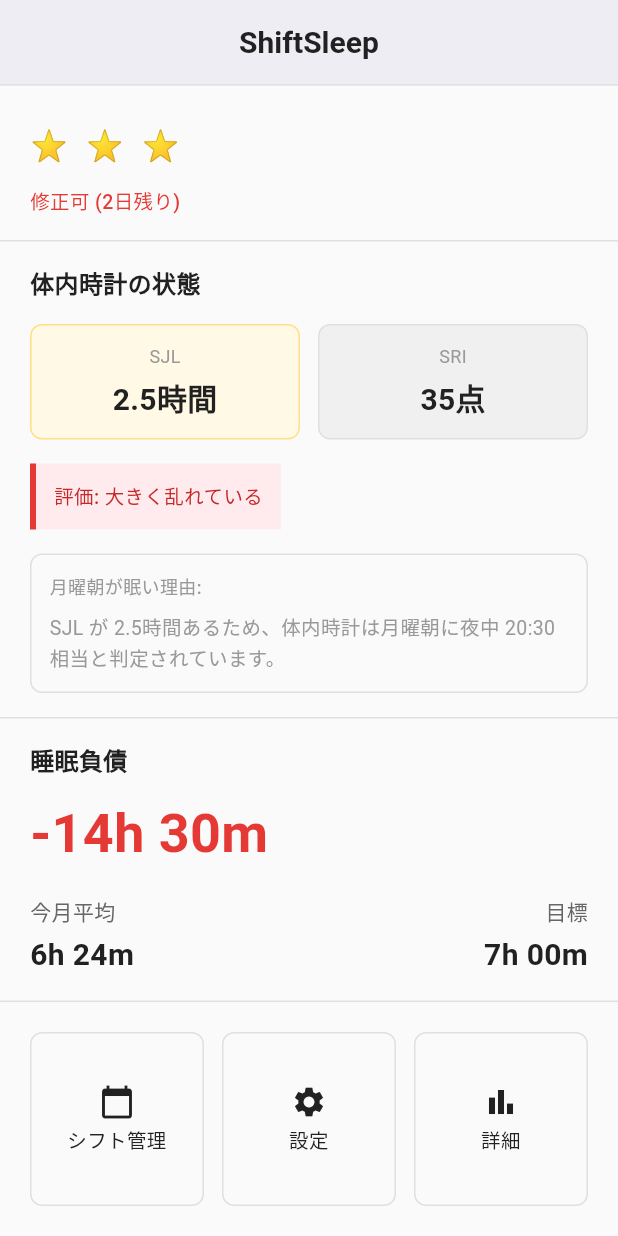
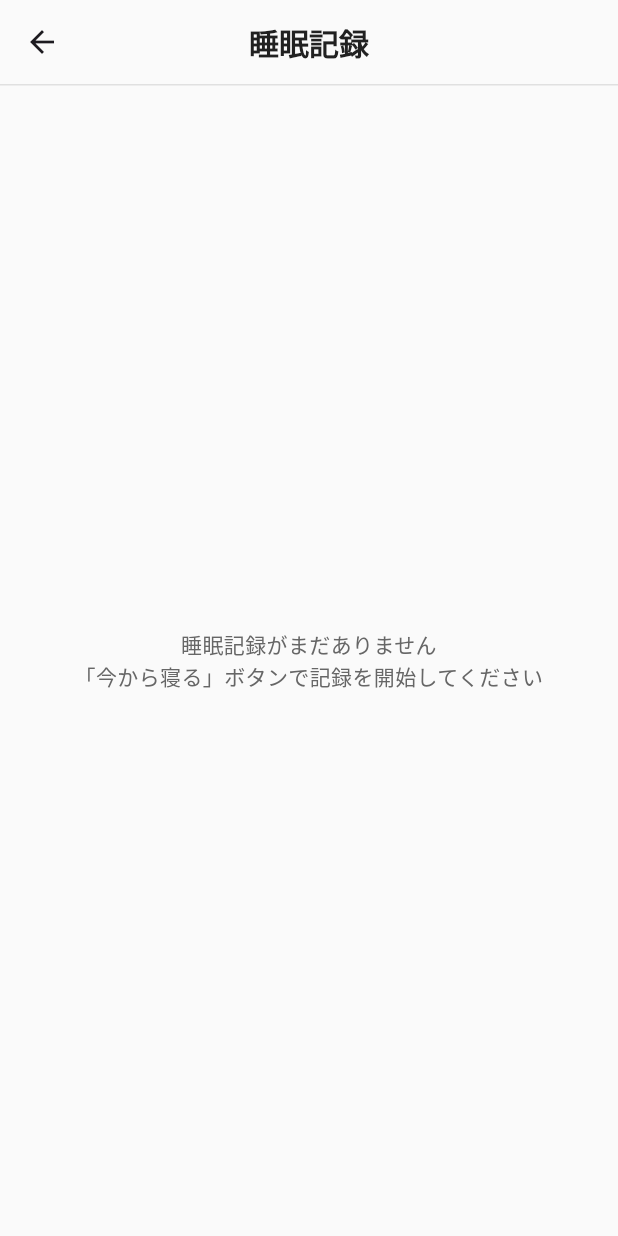
Before and after one commit to sakizogo/shiftsleep, a Flutter app: the screen it shows after launch, scrolled down 347 dp, after a tap on "詳細", on a phone screen of 412 x 824 dp. Run offline on Flutter 3.47's test engine with Material 3 defaults, Android fonts, the phone set to English and light mode, and no system bars; our stand-ins replace sqflite; accounts and stored records are empty.

Commit message:
feat: Implement DB schema with sqflite + sleep record CRUD + debug records screen

```diff
--- /dev/null
+++ b/lib/database/database_helper.dart
@@ -0,0 +1,92 @@
+import 'package:sqflite/sqflite.dart';
+import 'package:path/path.dart';
+
+class DatabaseHelper {
+  static final DatabaseHelper _instance = DatabaseHelper._internal();
+
+  factory DatabaseHelper() {
+    return _instance;
+  }
+
+  DatabaseHelper._internal();
+
+  static Database? _database;
+
+  Future<Database> get database async {
+    if (_database != null) return _database!;
+    _database = await _initializeDatabase();
+    return _database!;
+  }
+
+  Future<Database> _initializeDatabase() async {
+    final String path = join(
+      await getDatabasesPath(),
+      'shiftsleep.db',
+    );
+
+    return await openDatabase(
+      path,
+      version: 1,
+      onCreate: _createTables,
+    );
+  }
+
+  Future<void> _createTables(Database db, int version) async {
+    // sleep_records テーブル
+    await db.execute('''
+      CREATE TABLE sleep_records (
+        id TEXT PRIMARY KEY,
+        user_id TEXT NOT NULL,
+        sleep_date TEXT NOT NULL,
+        sleep_start_time TEXT NOT NULL,
+        sleep_start_auto INTEGER NOT NULL,
+        sleep_end_time TEXT NOT NULL,
+        sleep_end_auto INTEGER NOT NULL,
+        wake_up_type TEXT NOT NULL,
+        duration_minutes INTEGER NOT NULL,
+        modified_count INTEGER NOT NULL DEFAULT 0,
+        last_modified_at TEXT NOT NULL,
+        can_edit_until TEXT NOT NULL,
+        created_at TEXT NOT NULL,
+        updated_at TEXT NOT NULL
+      )
+    ''');
+
+    // shifts テーブル（後で実装）
+    await db.execute('''
+      CREATE TABLE shifts (
+        id TEXT PRIMARY KEY,
+        user_id TEXT NOT NULL,
+        shift_date TEXT NOT NULL,
+        shift_type TEXT NOT NULL,
+        start_time TEXT NOT NULL,
+        end_time TEXT NOT NULL,
+        notes TEXT,
+        created_at TEXT NOT NULL,
+        updated_at TEXT NOT NULL
+      )
+    ''');
+
+    // app_settings テーブル（後で実装）
+    await db.execute('''
+      CREATE TABLE app_settings (
+        user_id TEXT PRIMARY KEY,
+        name TEXT,
+        age INTEGER,
+        gender TEXT,
+        shift_pattern TEXT,
+        language TEXT DEFAULT 'ja',
+        created_at TEXT NOT NULL,
+        updated_at TEXT NOT NULL
+      )
+    ''');
+  }
+
+  // Close database
+  Future<void> closeDatabase() async {
+    if (_database != null) {
+      await _database!.close();
+      _database = null;
+    }
+  }
+}
--- /dev/null
+++ b/lib/models/sleep_record.dart
@@ -0,0 +1,108 @@
+class SleepRecord {
+  final String id;
+  final String userId;
+  final DateTime sleepDate;
+  final DateTime sleepStartTime;
+  final bool sleepStartAuto;
+  final DateTime sleepEndTime;
+  final bool sleepEndAuto;
+  final String wakeUpType; // 'alarm_dismiss', 'early_wake_up', 'manual'
+  final int durationMinutes;
+  final int modifiedCount;
+  final DateTime lastModifiedAt;
+  final DateTime canEditUntil;
+  final DateTime createdAt;
+  final DateTime updatedAt;
+
+  SleepRecord({
+    required this.id,
+    required this.userId,
+    required this.sleepDate,
+    required this.sleepStartTime,
+    required this.sleepStartAuto,
+    required this.sleepEndTime,
+    required this.sleepEndAuto,
+    required this.wakeUpType,
+    required this.durationMinutes,
+    this.modifiedCount = 0,
+    required this.lastModifiedAt,
+    required this.canEditUntil,
+    required this.createdAt,
+    required this.updatedAt,
+  });
+
+  // Convert to JSON (for database storage)
+  Map<String, dynamic> toJson() {
+    return {
+      'id': id,
+      'user_id': userId,
+      'sleep_date': sleepDate.toIso8601String(),
+      'sleep_start_time': sleepStartTime.toIso8601String(),
+      'sleep_start_auto': sleepStartAuto ? 1 : 0,
+      'sleep_end_time': sleepEndTime.toIso8601String(),
+      'sleep_end_auto': sleepEndAuto ? 1 : 0,
+      'wake_up_type': wakeUpType,
+      'duration_minutes': durationMinutes,
+      'modified_count': modifiedCount,
+      'last_modified_at': lastModifiedAt.toIso8601String(),
+      'can_edit_until': canEditUntil.toIso8601String(),
+      'created_at': createdAt.toIso8601String(),
+      'updated_at': updatedAt.toIso8601String(),
+    };
+  }
+
+  // Convert from JSON (from database)
+  factory SleepRecord.fromJson(Map<String, dynamic> json) {
+    return SleepRecord(
+      id: json['id'] as String,
+      userId: json['user_id'] as String,
+      sleepDate: DateTime.parse(json['sleep_date'] as String),
+      sleepStartTime: DateTime.parse(json['sleep_start_time'] as String),
+      sleepStartAuto: (json['sleep_start_auto'] as int) == 1,
+      sleepEndTime: DateTime.parse(json['sleep_end_time'] as String),
+      sleepEndAuto: (json['sleep_end_auto'] as int) == 1,
+      wakeUpType: json['wake_up_type'] as String,
+      durationMinutes: json['duration_minutes'] as int,
+      modifiedCount: json['modified_count'] as int? ?? 0,
+      lastModifiedAt: DateTime.parse(json['last_modified_at'] as String),
+      canEditUntil: DateTime.parse(json['can_edit_until'] as String),
+      createdAt: DateTime.parse(json['created_at'] as String),
+      updatedAt: DateTime.parse(json['updated_at'] as String),
+    );
+  }
+
+  // Copy with (for updates)
+  SleepRecord copyWith({
+    String? id,
+    String? userId,
+    DateTime? sleepDate,
+    DateTime? sleepStartTime,
+    bool? sleepStartAuto,
+    DateTime? sleepEndTime,
+    bool? sleepEndAuto,
+    String? wakeUpType,
+    int? durationMinutes,
+    int? modifiedCount,
+    DateTime? lastModifiedAt,
+    DateTime? canEditUntil,
+    DateTime? createdAt,
+    DateTime? updatedAt,
+  }) {
+    return SleepRecord(
+      id: id ?? this.id,
+      userId: userId ?? this.userId,
+      sleepDate: sleepDate ?? this.sleepDate,
+      sleepStartTime: sleepStartTime ?? this.sleepStartTime,
+      sleepStartAuto: sleepStartAuto ?? this.sleepStartAuto,
+      sleepEndTime: sleepEndTime ?? this.sleepEndTime,
+      sleepEndAuto: sleepEndAuto ?? this.sleepEndAuto,
+      wakeUpType: wakeUpType ?? this.wakeUpType,
+      durationMinutes: durationMinutes ?? this.durationMinutes,
+      modifiedCount: modifiedCount ?? this.modifiedCount,
+      lastModifiedAt: lastModifiedAt ?? this.lastModifiedAt,
+      canEditUntil: canEditUntil ?? this.canEditUntil,
+      createdAt: createdAt ?? this.createdAt,
+      updatedAt: updatedAt ?? this.updatedAt,
+    );
+  }
+}
--- a/lib/screens/home_screen.dart
+++ b/lib/screens/home_screen.dart
@@ -3,9 +3,69 @@
 import '../constants/text_styles.dart';
 import '../constants/dimensions.dart';
 import '../widgets/sleep_button.dart';
+import '../models/sleep_record.dart';
+import '../repositories/sleep_repository.dart';
+import 'package:shiftsleep/models/sleep_record.dart';
+import 'package:shiftsleep/repositories/sleep_repository.dart';
+import 'sleep_records_screen.dart';
 
-class HomeScreen extends StatelessWidget {
+class HomeScreen extends StatefulWidget {
   const HomeScreen({Key? key}) : super(key: key);
+
+  @override
+  State<HomeScreen> createState() => _HomeScreenState();
+}
+
+class _HomeScreenState extends State<HomeScreen> {
+  final SleepRepository _sleepRepository = SleepRepository();
+  final String _userId = 'test_user'; // 後で認証から取得
+
+  void _onSleepButtonPressed() async {
+    final DateTime now = DateTime.now();
+    final String recordId = 'sleep_${now.millisecondsSinceEpoch}';
+
+    // 3日後が修正期限
+    final DateTime canEditUntil = now.add(const Duration(days: 3));
+
+    final SleepRecord newRecord = SleepRecord(
+      id: recordId,
+      userId: _userId,
+      sleepDate: DateTime(now.year, now.month, now.day),
+      sleepStartTime: now,
+      sleepStartAuto: true,
+      sleepEndTime: now,
+      sleepEndAuto: false,
+      wakeUpType: 'manual',
+      durationMinutes: 0, // 起床時に計算
+      modifiedCount: 0,
+      lastModifiedAt: now,
+      canEditUntil: canEditUntil,
+      createdAt: now,
+      updatedAt: now,
+    );
+
+    try {
+      await _sleepRepository.insertSleepRecord(newRecord);
+
+      if (mounted) {
+        ScaffoldMessenger.of(context).showSnackBar(
+          SnackBar(
+            content: Text('入眠時刻 ${now.hour}:${now.minute.toString().padLeft(2, '0')} を記録しました'),
+            duration: const Duration(seconds: 2),
+          ),
+        );
+      }
+    } catch (e) {
+      if (mounted) {
+        ScaffoldMessenger.of(context).showSnackBar(
+          SnackBar(
+            content: Text('保存に失敗しました: $e'),
+            backgroundColor: Colors.red,
+          ),
+        );
+      }
+    }
+  }
 
   @override
   Widget build(BuildContext context) {
@@ -44,11 +104,7 @@
                   ),
                   const SizedBox(height: AppDimensions.paddingMedium),
                   SleepButton(
-                    onPressed: () {
-                      ScaffoldMessenger.of(context).showSnackBar(
-                        const SnackBar(content: Text('入眠時刻を記録しました')),
-                      );
-                    },
+                    onPressed: _onSleepButtonPressed,
                   ),
                 ],
               ),
@@ -340,9 +396,18 @@
                 physics: const NeverScrollableScrollPhysics(),
                 children: [
                   _buildFooterButton(
-                    icon: Icons.calendar_today,
-                    label: 'シフト管理',
-                    onPressed: () {},
+                    icon: Icons.bar_chart,
+                    label: '詳細',
+                    onPressed: () {
+                      Navigator.push(
+                        context,
+                        MaterialPageRoute(
+                          builder: (context) => SleepRecordsScreen(
+                            userId: _userId,
+                          ),
+                        ),
+                      );
+                    },
                   ),
                   _buildFooterButton(
                     icon: Icons.settings,
--- /dev/null
+++ b/lib/screens/sleep_records_screen.dart
@@ -0,0 +1,164 @@
+import 'package:flutter/material.dart';
+import '../constants/colors.dart';
+import '../constants/text_styles.dart';
+import '../models/sleep_record.dart';
+import '../repositories/sleep_repository.dart';
+
+class SleepRecordsScreen extends StatefulWidget {
+  final String userId;
+
+  const SleepRecordsScreen({
+    Key? key,
+    required this.userId,
+  }) : super(key: key);
+
+  @override
+  State<SleepRecordsScreen> createState() => _SleepRecordsScreenState();
+}
+
+class _SleepRecordsScreenState extends State<SleepRecordsScreen> {
+  final SleepRepository _sleepRepository = SleepRepository();
+  late Future<List<SleepRecord>> _recordsFuture;
+
+  @override
+  void initState() {
+    super.initState();
+    _recordsFuture = _sleepRepository.getSleepRecordsByUserId(widget.userId);
+  }
+
+  @override
+  Widget build(BuildContext context) {
+    return Scaffold(
+      backgroundColor: AppColors.backgroundLight,
+      appBar: AppBar(
+        backgroundColor: AppColors.backgroundLight,
+        elevation: 0,
+        centerTitle: true,
+        title: Text(
+          '睡眠記録',
+          style: AppTextStyles.headerStyle,
+        ),
+        bottom: PreferredSize(
+          preferredSize: const Size.fromHeight(1.0),
+          child: Container(
+            color: AppColors.borderDefault,
+            height: 1.0,
+          ),
+        ),
+      ),
+      body: FutureBuilder<List<SleepRecord>>(
+        future: _recordsFuture,
+        builder: (context, snapshot) {
+          if (snapshot.connectionState == ConnectionState.waiting) {
+            return const Center(
+              child: CircularProgressIndicator(),
+            );
+          }
+
+          if (snapshot.hasError) {
+            return Center(
+              child: Text(
+                'エラーが発生しました: ${snapshot.error}',
+                style: AppTextStyles.bodyTextStyle,
+              ),
+            );
+          }
+
+          final records = snapshot.data ?? [];
+
+          if (records.isEmpty) {
+            return Center(
+              child: Text(
+                '睡眠記録がまだありません\n「今から寝る」ボタンで記録を開始してください',
+                textAlign: TextAlign.center,
+                style: AppTextStyles.bodyTextStyle,
+              ),
+            );
+          }
+
+          return ListView.builder(
+            padding: const EdgeInsets.all(16.0),
+            itemCount: records.length,
+            itemBuilder: (context, index) {
+              final record = records[index];
+              final duration = record.durationMinutes;
+              final hours = duration ~/ 60;
+              final minutes = duration % 60;
+
+              return Card(
+                margin: const EdgeInsets.only(bottom: 12.0),
+                elevation: 0,
+                shape: RoundedRectangleBorder(
+                  borderRadius: BorderRadius.circular(8.0),
+                  side: BorderSide(
+                    color: AppColors.borderDefault,
+                    width: 1.0,
+                  ),
+                ),
+                child: Padding(
+                  padding: const EdgeInsets.all(16.0),
+                  child: Column(
+                    crossAxisAlignment: CrossAxisAlignment.start,
+                    children: [
+                      Row(
+                        mainAxisAlignment: MainAxisAlignment.spaceBetween,
+                        children: [
+                          Text(
+                            '${record.sleepDate.year}年${record.sleepDate.month}月${record.sleepDate.day}日',
+                            style: AppTextStyles.sectionTitleStyle,
+                          ),
+                          Text(
+                            '${hours}h ${minutes}m',
+                            style: AppTextStyles.statNumberStyle.copyWith(
+                              color: AppColors.warningRed,
+                            ),
+                          ),
+                        ],
+                      ),
+                      const SizedBox(height: 12.0),
+                      Text(
+                        '入眠: ${_formatTime(record.sleepStartTime)}',
+                        style: AppTextStyles.bodyTextStyle,
+                      ),
+                      Text(
+                        '起床: ${_formatTime(record.sleepEndTime)}',
+                        style: AppTextStyles.bodyTextStyle,
+                      ),
+                      const SizedBox(height: 8.0),
+                      Text(
+                        '起床タイプ: ${record.wakeUpType}',
+                        style: AppTextStyles.labelStyle,
+                      ),
+                      Text(
+                        '修正可能期限: ${_formatDateTime(record.canEditUntil)}',
+                        style: AppTextStyles.labelStyle,
+                      ),
+                      if (record.modifiedCount > 0)
+                        Padding(
+                          padding: const EdgeInsets.only(top: 8.0),
+                          child: Text(
+                            '修正回数: ${record.modifiedCount}',
+                            style: AppTextStyles.labelStyle.copyWith(
+                              color: AppColors.warningRed,
+                            ),
+                          ),
+                        ),
+                    ],
+                  ),
+                ),
+              );
+            },
+          );
+        },
+      ),
+    );
+  }
+
+  String _formatTime(DateTime dateTime) {
+    return '${dateTime.hour.toString().padLeft(2, '0')}:${dateTime.minute.toString().padLeft(2, '0')}';
+  }
+
+  String _formatDateTime(DateTime dateTime) {
+    return '${dateTime.year}/${dateTime.month}/${dateTime.day} ${_formatTime(dateTime)}';
+  }
+}
```
Also changed, not shown: lib/repositories/sleep_repository.dart (added, +141 -0 lines).
